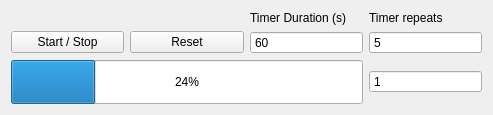
The window that guitartools/timer.ui (ispielman/guitartools) describes before a commit, drawn with Qt 5.
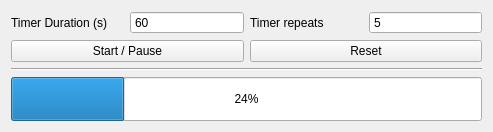
The same window after the commit. Custom widgets are drawn as their Qt base class.

Commit message: Basic functionality for Metronome-Table driven timer in place.

Patch:
```diff
--- a/guitartools/timer.ui
+++ b/guitartools/timer.ui
@@ -7,7 +7,7 @@
     <x>0</x>
     <y>0</y>
     <width>493</width>
-    <height>115</height>
+    <height>132</height>
    </rect>
   </property>
   <property name="sizePolicy">
@@ -19,29 +19,51 @@
   <property name="windowTitle">
    <string>Form</string>
   </property>
-  <layout class="QGridLayout" name="gridLayout_2">
-   <item row="1" column="1">
-    <widget class="QPushButton" name="pushButton_Reset">
-     <property name="text">
-      <string>Reset</string>
-     </property>
-    </widget>
-   </item>
-   <item row="1" column="0">
-    <widget class="QPushButton" name="pushButton_StartStop">
-     <property name="text">
-      <string>Start / Stop</string>
+  <layout class="QVBoxLayout" name="verticalLayout">
+   <item>
+    <layout class="QGridLayout" name="gridLayout">
+     <item row="0" column="3">
+      <widget class="QSpinBox" name="spinBox_Repeats">
+       <property name="buttonSymbols">
+        <enum>QAbstractSpinBox::NoButtons</enum>
+       </property>
+       <property name="minimum">
+        <number>1</number>
+       </property>
+       <property name="value">
+        <number>5</number>
      </property>
     </widget>
    </item>
    <item row="0" column="2">
+      <widget class="QLabel" name="label_3">
+       <property name="text">
+        <string>Timer repeats</string>
+       </property>
+      </widget>
+     </item>
+     <item row="0" column="0">
     <widget class="QLabel" name="label_4">
      <property name="text">
       <string>Timer Duration (s)</string>
      </property>
     </widget>
    </item>
-   <item row="1" column="2">
+     <item row="1" column="2" colspan="2">
+      <widget class="QPushButton" name="pushButton_Reset">
+       <property name="text">
+        <string>Reset</string>
+       </property>
+      </widget>
+     </item>
+     <item row="1" column="0" colspan="2">
+      <widget class="QPushButton" name="pushButton_StartPause">
+       <property name="text">
+        <string>Start / Pause</string>
+       </property>
+      </widget>
+     </item>
+     <item row="0" column="1">
     <widget class="QSpinBox" name="spinBox_StartTime">
      <property name="buttonSymbols">
       <enum>QAbstractSpinBox::NoButtons</enum>
@@ -57,27 +79,16 @@
      </property>
     </widget>
    </item>
-   <item row="0" column="3">
-    <widget class="QLabel" name="label_3">
-     <property name="text">
-      <string>Timer repeats</string>
-     </property>
-    </widget>
+    </layout>
    </item>
-   <item row="1" column="3">
-    <widget class="QSpinBox" name="spinBox_Repeats">
-     <property name="buttonSymbols">
-      <enum>QAbstractSpinBox::NoButtons</enum>
+   <item>
+    <widget class="Line" name="line">
+     <property name="orientation">
+      <enum>Qt::Horizontal</enum>
      </property>
-     <property name="minimum">
-      <number>1</number>
-     </property>
-     <property name="value">
-      <number>5</number>
-     </property>
     </widget>
    </item>
-   <item row="2" column="0" colspan="3">
+   <item>
     <widget class="QProgressBarNumber" name="progressBarNumber_Countdown">
      <property name="sizePolicy">
       <sizepolicy hsizetype="Expanding" vsizetype="MinimumExpanding">
@@ -90,22 +101,6 @@
      </property>
     </widget>
    </item>
-   <item row="2" column="3">
-    <widget class="QSpinBox" name="spinBox_RepeatsRemaining">
-     <property name="alignment">
-      <set>Qt::AlignLeading|Qt::AlignLeft|Qt::AlignVCenter</set>
-     </property>
-     <property name="readOnly">
-      <bool>true</bool>
-     </property>
-     <property name="buttonSymbols">
-      <enum>QAbstractSpinBox::NoButtons</enum>
-     </property>
-     <property name="value">
-      <number>1</number>
-     </property>
-    </widget>
-   </item>
   </layout>
  </widget>
  <customwidgets>
```
Lines whose indentation alone changed are shown as unchanged. The commit also changes 4 other files.
